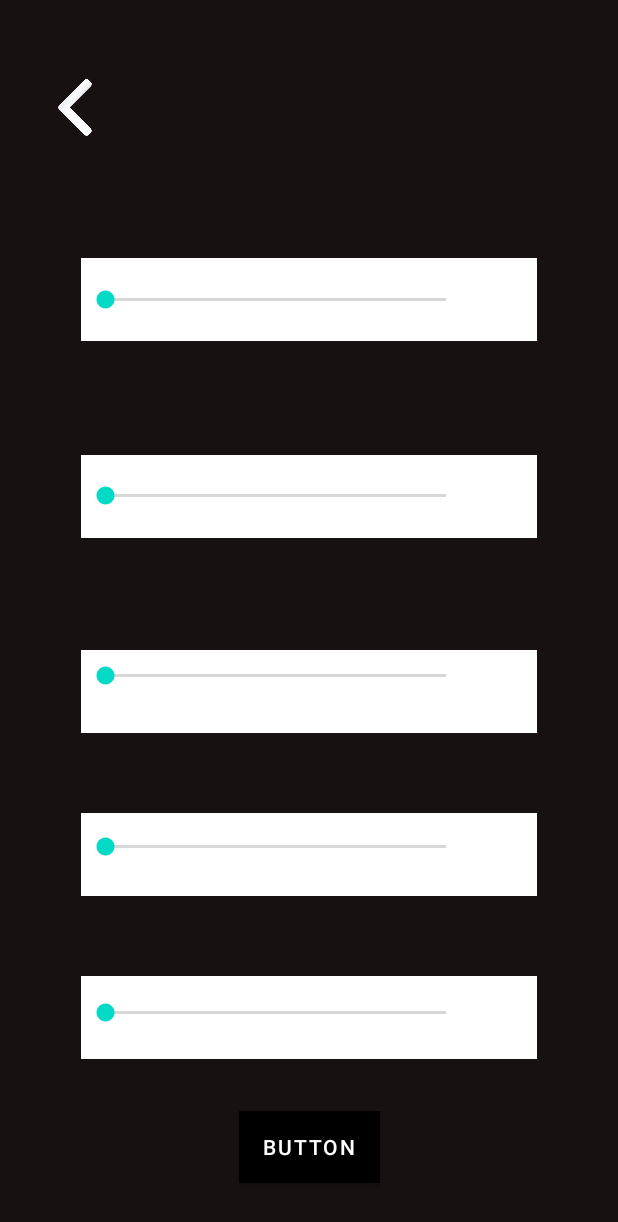
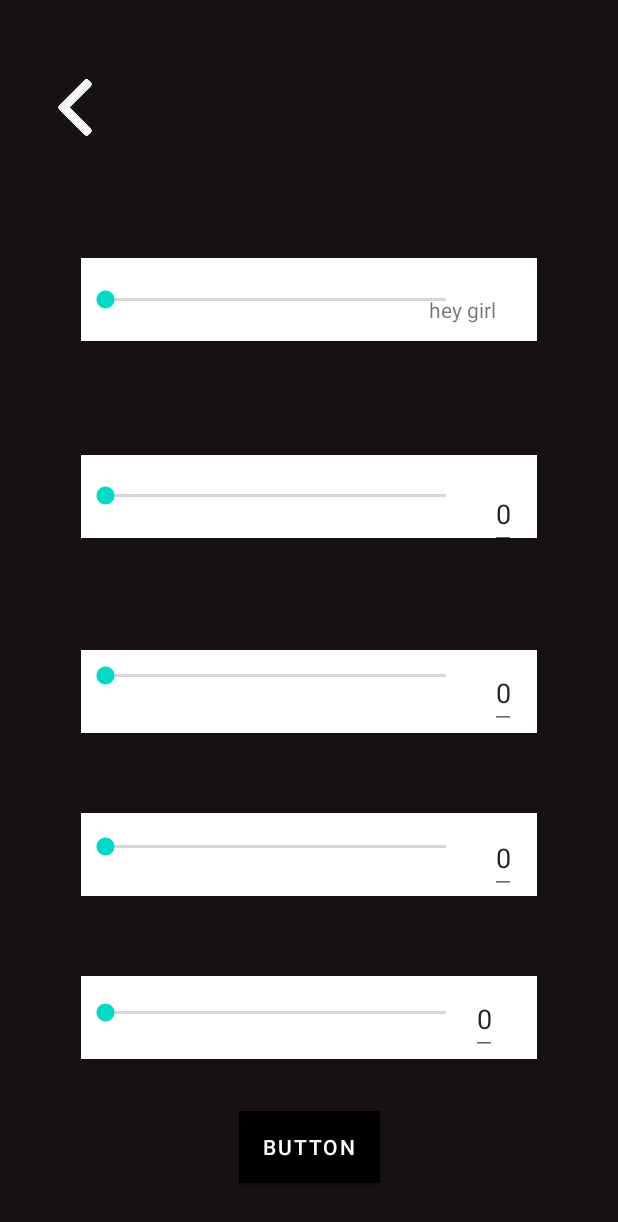
Before and after one commit to NicolaiDybro/BarAPP, an Android app: the Booze screen opened through its navigation route, on a phone screen of 412 x 824 dp. Shown: the top 1222 px of the screen. Run offline under Robolectric (Android 15) with nearby library versions, the phone set to English and light mode, and no system bars; our stand-ins replace navigation-ui; Roboto replaces fonts that are not available here.

Commit message:
Test med tekst

```diff
--- a/app/src/main/java/user/nicolai/barapp/Booze.java
+++ b/app/src/main/java/user/nicolai/barapp/Booze.java
@@ -37,6 +37,25 @@ public class Booze extends Fragment {
                         .navigate(R.id.action_Booze_to_blankFragment);
             }
         });
+
+        binding.seekBar2.setOnSeekBarChangeListener(new SeekBar.OnSeekBarChangeListener() {
+            @Override
+            public void onProgressChanged(SeekBar seekBar, int i, boolean b) {
+                binding.drink1Tekst.setText(String.valueOf(seekBar.getProgress()));
+
+            }
+
+            @Override
+            public void onStartTrackingTouch(SeekBar seekBar) {
+
+            }
+
+            @Override
+            public void onStopTrackingTouch(SeekBar seekBar) {
+
+            }
+        });
+
     }
 
 
--- a/app/src/main/res/layout/fragment_booze.xml
+++ b/app/src/main/res/layout/fragment_booze.xml
@@ -143,4 +143,83 @@
         app:layout_constraintTop_toBottomOf="@+id/seekBar5"
         app:layout_constraintVertical_bias="1.0"
         tools:text="Lav min drink" />
+
+    <EditText
+        android:id="@+id/drink2Tekst"
+        android:layout_width="17dp"
+        android:layout_height="47dp"
+        android:layout_marginStart="326dp"
+        android:layout_marginTop="-100dp"
+        android:layout_marginEnd="68dp"
+        android:layout_marginBottom="5dp"
+        android:ems="10"
+        android:inputType="textPersonName"
+        android:text="0"
+        app:layout_constraintBottom_toTopOf="@+id/imageView9"
+        app:layout_constraintEnd_toEndOf="parent"
+        app:layout_constraintStart_toStartOf="parent"
+        app:layout_constraintTop_toBottomOf="@+id/imageView8" />
+
+    <EditText
+        android:id="@+id/drink3Tekst"
+        android:layout_width="17dp"
+        android:layout_height="47dp"
+        android:layout_marginStart="326dp"
+        android:layout_marginTop="-100dp"
+        android:layout_marginEnd="68dp"
+        android:layout_marginBottom="6dp"
+        android:ems="10"
+        android:inputType="textPersonName"
+        android:text="0"
+        app:layout_constraintBottom_toTopOf="@+id/imageView10"
+        app:layout_constraintEnd_toEndOf="parent"
+        app:layout_constraintStart_toStartOf="parent"
+        app:layout_constraintTop_toBottomOf="@+id/imageView9" />
+
+    <EditText
+        android:id="@+id/drink4Tekst"
+        android:layout_width="17dp"
+        android:layout_height="47dp"
+        android:layout_marginStart="326dp"
+        android:layout_marginTop="-100dp"
+        android:layout_marginEnd="68dp"
+        android:layout_marginBottom="4dp"
+        android:ems="10"
+        android:inputType="textPersonName"
+        android:text="0"
+        app:layout_constraintBottom_toTopOf="@+id/imageView11"
+        app:layout_constraintEnd_toEndOf="parent"
+        app:layout_constraintStart_toStartOf="parent"
+        app:layout_constraintTop_toBottomOf="@+id/imageView10" />
+
+    <EditText
+        android:id="@+id/drink5Tekst"
+        android:layout_width="17dp"
+        android:layout_height="47dp"
+        android:layout_marginStart="47dp"
+        android:layout_marginTop="-100dp"
+        android:layout_marginEnd="68dp"
+        android:layout_marginBottom="71dp"
+        android:ems="10"
+        android:inputType="textPersonName"
+        android:text="0"
+        app:layout_constraintBottom_toBottomOf="parent"
+        app:layout_constraintEnd_toEndOf="parent"
+        app:layout_constraintStart_toEndOf="@+id/button"
+        app:layout_constraintTop_toBottomOf="@+id/imageView11" />
+
+    <TextView
+        android:id="@+id/drink1Tekst"
+        android:layout_width="wrap_content"
+        android:layout_height="wrap_content"
+        android:layout_marginStart="285dp"
+        android:layout_marginTop="-100dp"
+        android:layout_marginEnd="81dp"
+        android:layout_marginBottom="18dp"
+        android:text="hey girl"
+        app:layout_constraintBottom_toTopOf="@+id/imageView8"
+        app:layout_constraintEnd_toEndOf="parent"
+        app:layout_constraintStart_toStartOf="parent"
+        app:layout_constraintTop_toBottomOf="@+id/imageView7" />
+
 </androidx.constraintlayout.widget.ConstraintLayout>
```
